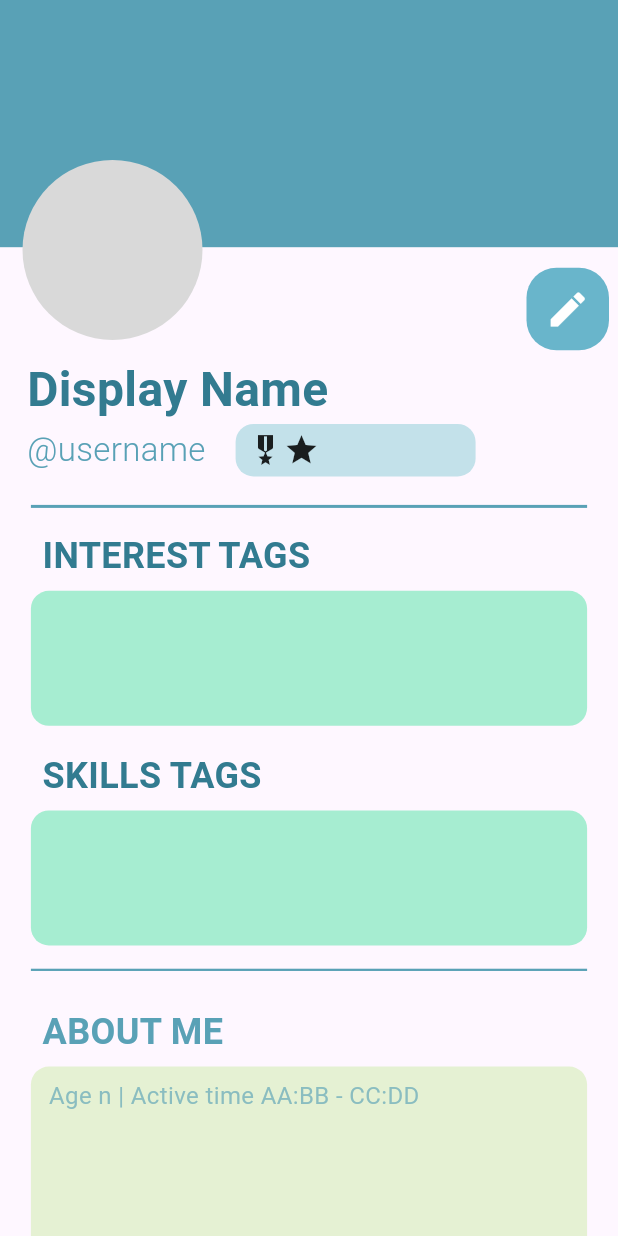
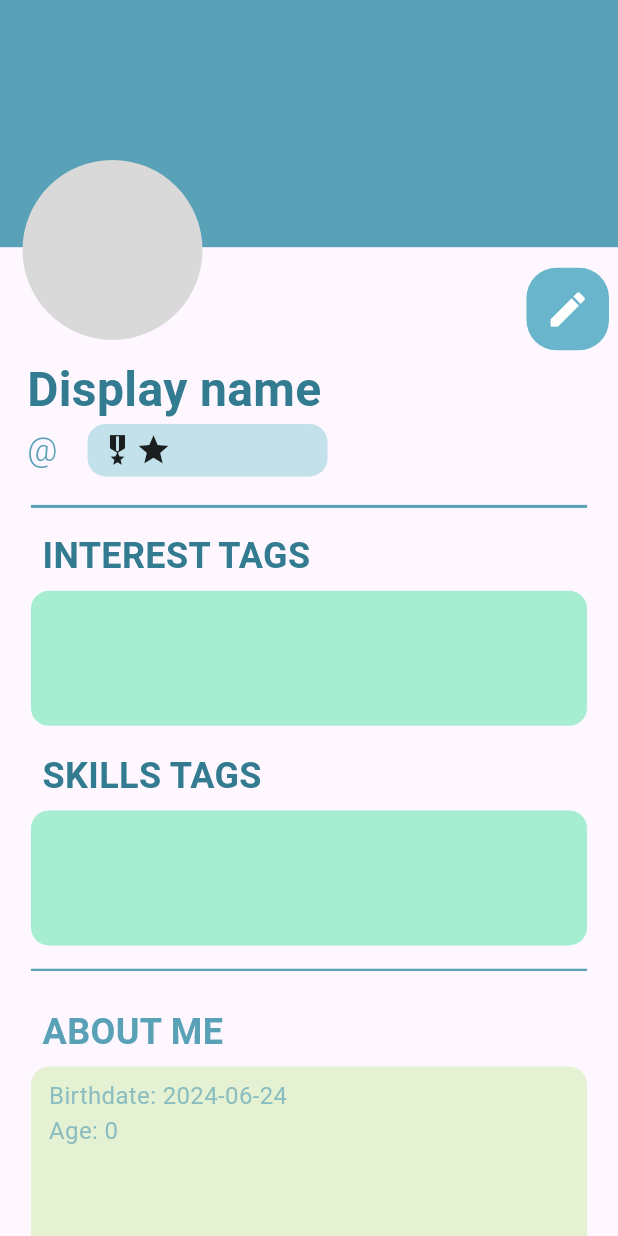
Before and after one commit to TaNuNian/workmai, a Flutter app: the ProfilePage screen opened directly, on a phone screen of 412 x 824 dp. Run offline on Flutter 3.47's test engine with Material 3 defaults, Android fonts, the phone set to English and light mode, and no system bars; our stand-ins replace cloud_firestore, firebase_auth, firebase_core, firebase_database, form_field_validator, google_fonts and 1 more; accounts and stored records are empty; Roboto replaces fonts that are missing (Sarabun).

Commit message:
fix aboutme.dart and myprofile_appear_name.dart

```diff
--- a/lib/src/main_pages/profile_pages/profile_wg/aboutme.dart
+++ b/lib/src/main_pages/profile_pages/profile_wg/aboutme.dart
@@ -1,15 +1,18 @@
+import 'package:cloud_firestore/cloud_firestore.dart';
 import 'package:flutter/material.dart';
 import 'package:google_fonts/google_fonts.dart';
+import 'package:provider/provider.dart';
+import 'package:workmai/methods/user_provider.dart';
 
 import 'package:workmai/src/decor/padding.dart';
 
 class AboutMe extends StatelessWidget {
-
   // TODO: Display age / activetime on Text
   // final int age;
   // final String activetime;
 
-  const AboutMe({super.key,
+  const AboutMe({
+    super.key,
     // required this.age,
     // required this.activetime
   });
@@ -36,28 +39,56 @@ class AboutMe extends StatelessWidget {
               ],
             ),
           ),
-          Container(
-            width: MediaQuery
-                .sizeOf(context)
-                .width * 0.9,
+          Consumer<UserProvider>(
+            builder: (context, userProvider, child) {
+              if (userProvider.userData == null) {
+                return const Center(child: CircularProgressIndicator());
+              }
+
+              final profile = userProvider.userData!["profile"];
+              final keys = {
+                "Birthdate": profile["birthdate"] != null
+                    ? (profile["birthdate"] as Timestamp).toDate().toString().substring(0,10)
+                    : null,
+                "Age": profile["age"]?.toString(),
+                "MBTI": profile["mbti"],
+                "Work Style": profile["work_style"],
+                "About Me": profile["aboutme"],
+              };
+
+              List<String> details = [];
+              keys.forEach((key, value) {
+                if (value != null && value.isNotEmpty) {
+                  if (key == "About Me") {
+                    details.add("\n$value");
+                  }else{
+                    details.add("$key: $value");
+                  }
+                }
+              });
+
+              return Container(
+                width: MediaQuery.sizeOf(context).width * 0.9,
                 height: 150,
                 decoration: BoxDecoration(
                   color: const Color(0xffE5F1D3),
                   borderRadius: BorderRadius.circular(12),
                 ),
                 child: Padding(
-              padding: const EdgeInsets.symmetric(horizontal: 12, vertical: 8),
+                  padding:
+                      const EdgeInsets.symmetric(horizontal: 12, vertical: 8),
                   child: Text(
-                'Age n | Active time AA:BB - CC:DD\n',
-                // 'Age $age | Active time $activetime\n',
+                    details.join('\n'),
                     style: GoogleFonts.sarabun(
                       color: const Color(0xff59A1B6).withOpacity(0.65),
                       fontWeight: FontWeight.normal,
                       fontSize: 16,
-                )
                     ),
                   ),
-          )
+                ),
+              );
+            },
+          ),
         ],
       ),
     );
--- a/lib/src/main_pages/profile_pages/profile_wg/myprofile_appear_name.dart
+++ b/lib/src/main_pages/profile_pages/profile_wg/myprofile_appear_name.dart
@@ -1,12 +1,13 @@
 import 'package:flutter/material.dart';
 import 'package:google_fonts/google_fonts.dart';
+import 'package:provider/provider.dart';
+import 'package:workmai/methods/user_provider.dart';
 
 class MyprofileAppearName extends StatefulWidget {
   final String username;
-  final String displayname;
 
   const MyprofileAppearName(
-      {super.key, required this.username, required this.displayname});
+      {super.key, required this.username});
 
   @override
   State<MyprofileAppearName> createState() => _MyprofileAppearNameState();
@@ -33,13 +34,21 @@ class _MyprofileAppearNameState extends State<MyprofileAppearName> {
               ],
             ),
             const SizedBox(height: 10),
-            Padding(
+            Consumer<UserProvider>(
+              builder: (context, userProvider, child){
+                if (userProvider.userData == null) {
+                  return Center(child: CircularProgressIndicator());
+                }
+                final displayName = userProvider.userData!["profile"]["display_name"];
+                final userName = userProvider.userData!["profile"]["name"];
+                return Padding(
+
                   padding: const EdgeInsets.only(left: 8),
                   child: Column(
                     crossAxisAlignment: CrossAxisAlignment.start,
                     children: [
                       Text(
-                    widget.displayname,
+                        displayName != null && displayName.isNotEmpty ? displayName : 'Display name',
                         style: GoogleFonts.sarabun(
                           color: const Color(0xff327B90),
                           fontWeight: FontWeight.bold,
@@ -49,7 +58,7 @@ class _MyprofileAppearNameState extends State<MyprofileAppearName> {
                       Row(
                         children: [
                           Text(
-                        '@${widget.username}',
+                            '@'+userName,
                             style: GoogleFonts.sarabun(
                               color: const Color(0xff59A1B6),
                               fontWeight: FontWeight.w300,
@@ -78,6 +87,8 @@ class _MyprofileAppearNameState extends State<MyprofileAppearName> {
                       )
                     ],
                   ),
+                );
+              },
             ),
           ],
         ),
--- a/lib/src/main_pages/profile_pages/profile_wg/profile_appear.dart
+++ b/lib/src/main_pages/profile_pages/profile_wg/profile_appear.dart
@@ -39,7 +39,6 @@ class ProfileAppear extends StatelessWidget {
                     children: [
                       MyprofileAppearName(
                         username: 'username',
-                        displayname: 'Display Name',
                       ),
                     ],
                   ),
```
Lines whose indentation alone changed are shown as unchanged.
